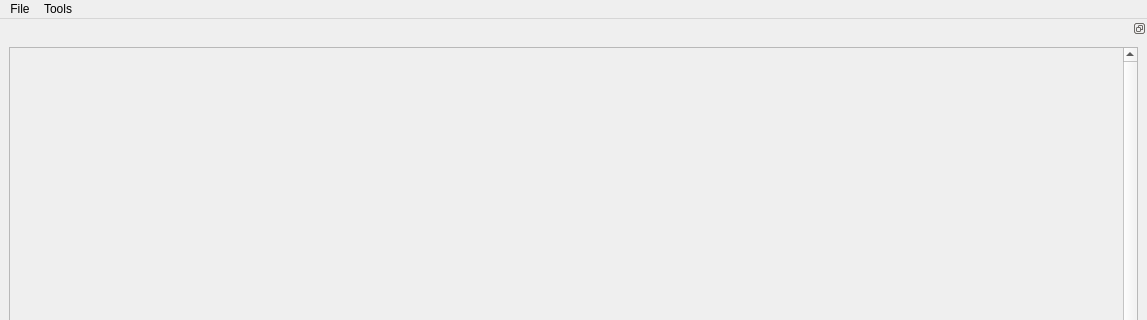
Qt form ShapePopulationViewer.ui (NIRALUser/ShapePopulationViewer) before a commit; both pictures show x 0 to 1147 and y 0 to 320 of the 1147 by 850 pixel window.
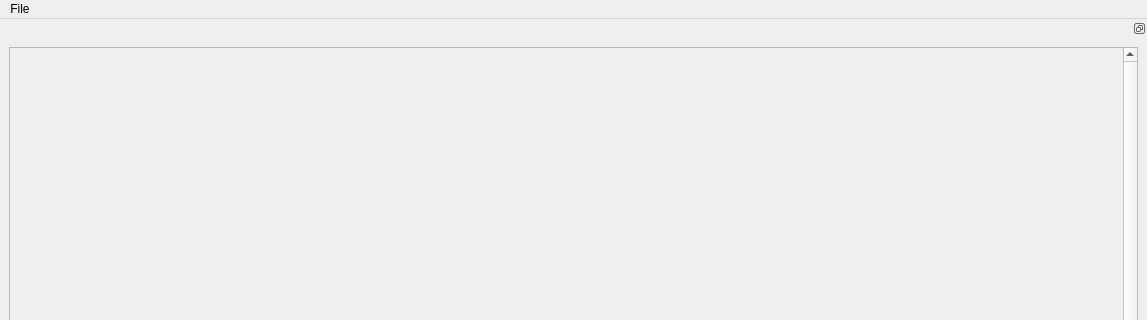
The same form after that commit. Icons and pictures are not drawn.

Commit message:
Load VTK file by file
ENH : Deleted the attribute "Qdir::directory", Add the attribute "QFileInfoList::meshesList"
NEW : 'Add VTK Files' action in the Menu

Diff of the .ui file:
```diff
--- a/ShapePopulationViewer.ui
+++ b/ShapePopulationViewer.ui
@@ -531,12 +531,6 @@
      <height>25</height>
     </rect>
    </property>
-   <widget class="QMenu" name="menuTools">
-    <property name="title">
-     <string>Tools</string>
-    </property>
-    <addaction name="action_Write_Meshes"/>
-   </widget>
    <widget class="QMenu" name="menuFile">
     <property name="title">
      <string>File</string>
@@ -548,7 +542,6 @@
     <addaction name="action_Delete_Surfaces"/>
    </widget>
    <addaction name="menuFile"/>
-   <addaction name="menuTools"/>
   </widget>
   <action name="actionOpenFile">
    <property name="enabled">
```
Left out of the diff: 10 changed lines with no effect on the pictures. The commit also changes 2 other files.
